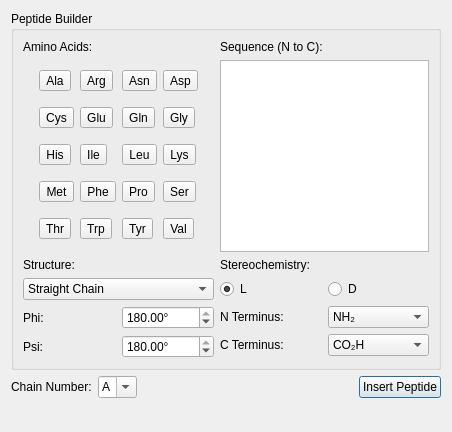
The window that libavogadro/src/extensions/insertpeptidedialog.ui (cryos/avogadro) describes before a commit, drawn with Qt 5.
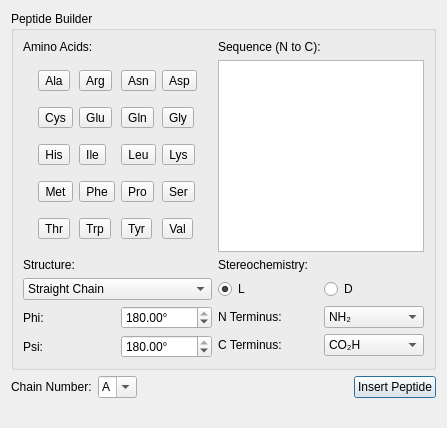
The same window after the commit.

Commit message: Add chain numbering, plus terminal modifications.

Patch:
```diff
--- a/libavogadro/src/extensions/insertpeptidedialog.ui
+++ b/libavogadro/src/extensions/insertpeptidedialog.ui
@@ -6,8 +6,8 @@
    <rect>
     <x>0</x>
     <y>0</y>
-    <width>452</width>
-    <height>432</height>
+    <width>447</width>
+    <height>428</height>
    </rect>
   </property>
   <property name="windowTitle">
```
Left out of the diff: 5 changed lines with no effect on the pictures. The commit also changes 2 other files.
